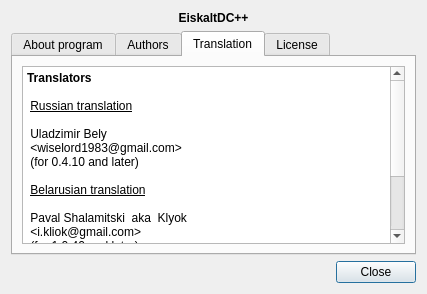
First picture: the form in eiskaltdcpp/ui/UIAbout.ui, repository eiskaltdcpp/eiskaltdcpp, before the edit.
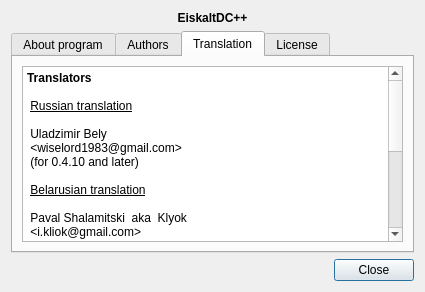
Second picture: the form after the edit. The open tabs and pages were chosen to show the change.

Commit message: updated About section

Patch:
```diff
--- a/eiskaltdcpp/ui/UIAbout.ui
+++ b/eiskaltdcpp/ui/UIAbout.ui
@@ -6,8 +6,8 @@
    <rect>
     <x>0</x>
     <y>0</y>
-    <width>427</width>
-    <height>294</height>
+    <width>425</width>
+    <height>292</height>
    </rect>
   </property>
   <property name="windowTitle">
@@ -119,7 +119,13 @@
 &lt;p style=&quot; margin-top:0px; margin-bottom:0px; margin-left:0px; margin-right:0px; -qt-block-indent:0; text-indent:0px;&quot;&gt; &lt;/p&gt;
 &lt;p style=&quot; margin-top:0px; margin-bottom:0px; margin-left:0px; margin-right:0px; -qt-block-indent:0; text-indent:0px;&quot;&gt; Akos Berki aka sumo&lt;/p&gt;
 &lt;p style=&quot; margin-top:0px; margin-bottom:0px; margin-left:0px; margin-right:0px; -qt-block-indent:0; text-indent:0px;&quot;&gt; &amp;lt;husumo@gmail.com&amp;gt;&lt;/p&gt;
-&lt;p style=&quot; margin-top:0px; margin-bottom:0px; margin-left:0px; margin-right:0px; -qt-block-indent:0; text-indent:0px;&quot;&gt; (for 2.0.1 and later)&lt;/p&gt;&lt;/body&gt;&lt;/html&gt;</string>
+&lt;p style=&quot; margin-top:0px; margin-bottom:0px; margin-left:0px; margin-right:0px; -qt-block-indent:0; text-indent:0px;&quot;&gt; (for 2.0.1 and later)&lt;/p&gt;
+&lt;p style=&quot;-qt-paragraph-type:empty; margin-top:0px; margin-bottom:0px; margin-left:0px; margin-right:0px; -qt-block-indent:0; text-indent:0px;&quot;&gt;&lt;/p&gt;
+&lt;p style=&quot; margin-top:0px; margin-bottom:0px; margin-left:0px; margin-right:0px; -qt-block-indent:0; text-indent:0px;&quot;&gt; &lt;span style=&quot; text-decoration: underline;&quot;&gt;French translation&lt;/span&gt;&lt;/p&gt;
+&lt;p style=&quot;-qt-paragraph-type:empty; margin-top:0px; margin-bottom:0px; margin-left:0px; margin-right:0px; -qt-block-indent:0; text-indent:0px; text-decoration: underline;&quot;&gt;&lt;/p&gt;
+&lt;p style=&quot; margin-top:0px; margin-bottom:0px; margin-left:0px; margin-right:0px; -qt-block-indent:0; text-indent:0px;&quot;&gt; Alexandre Wallimann aka Alex&lt;/p&gt;
+&lt;p style=&quot; margin-top:0px; margin-bottom:0px; margin-left:0px; margin-right:0px; -qt-block-indent:0; text-indent:0px;&quot;&gt; &amp;lt;adressalacon@gmail.com&amp;gt;&lt;/p&gt;
+&lt;p style=&quot; margin-top:0px; margin-bottom:0px; margin-left:0px; margin-right:0px; -qt-block-indent:0; text-indent:0px;&quot;&gt; (for 2.0.2 and later)&lt;/p&gt;&lt;/body&gt;&lt;/html&gt;</string>
          </property>
         </widget>
        </item>
```
